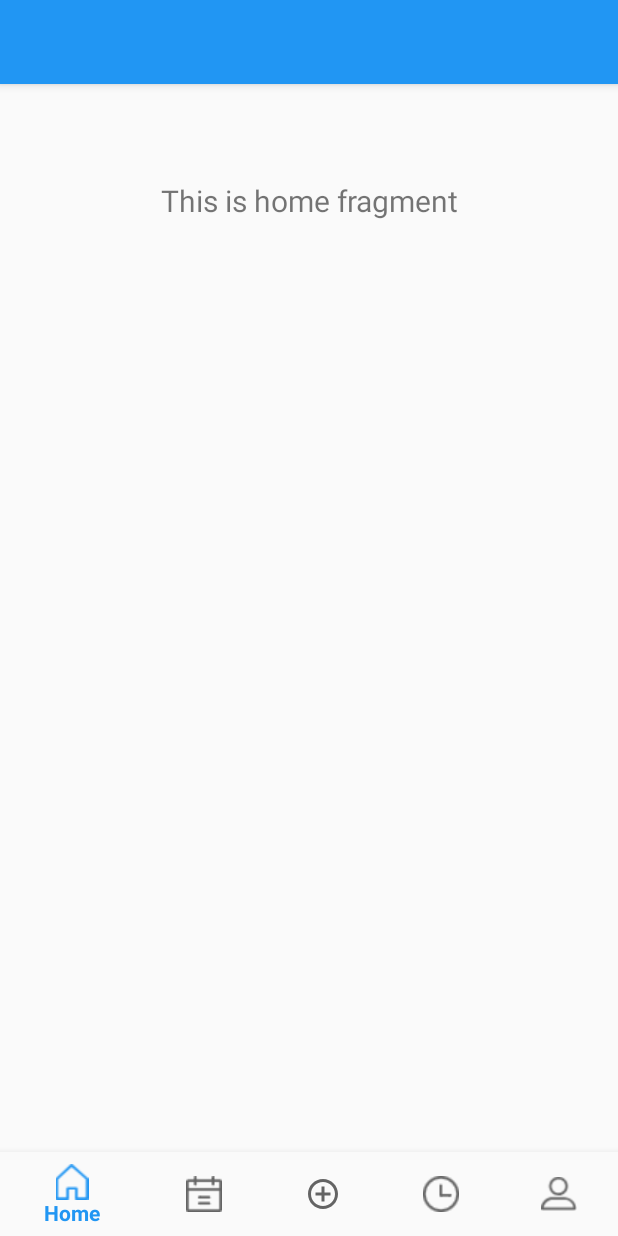
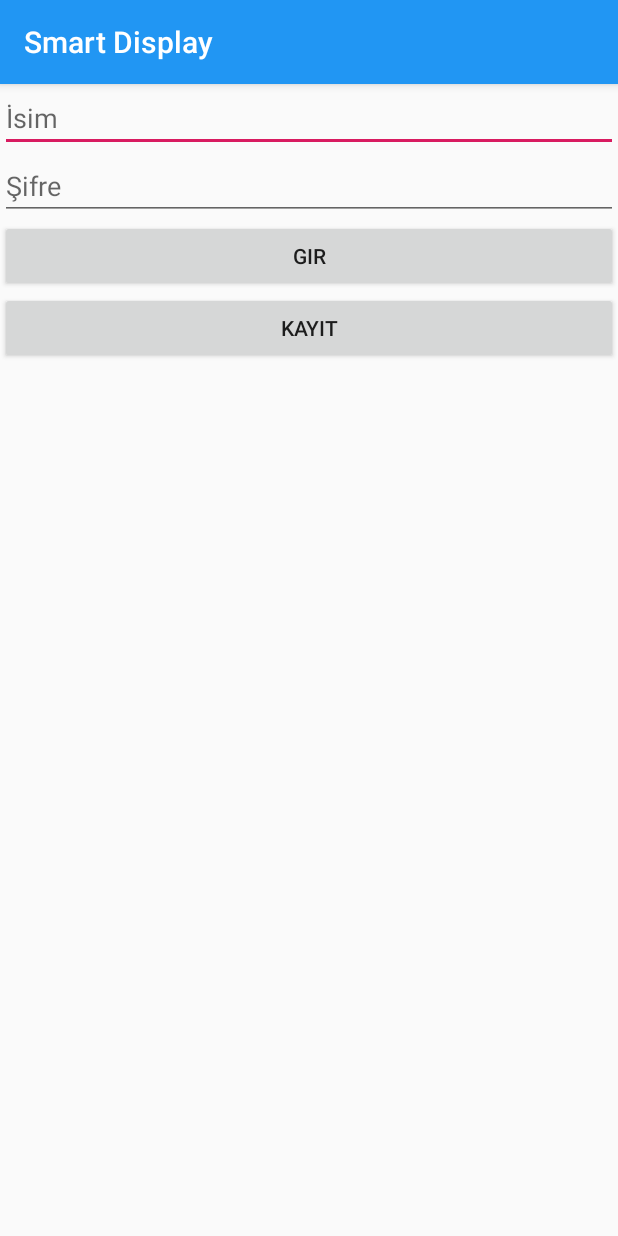
Before and after one commit to cakarakif/Smart-Display-Android, an Android app: the screen it shows after launch (MainActivity before the commit, Login after it), on a phone screen of 412 x 824 dp. Run offline under Robolectric (Android 15) with nearby library versions, the phone set to English and light mode, and no system bars; our stand-ins replace Firebase (no records; nobody signed in at launch, a user with empty details on screens opened directly).

```diff
--- a/SmartDisplay/app/build.gradle
+++ b/SmartDisplay/app/build.gradle
@@ -1,4 +1,5 @@
 apply plugin: 'com.android.application'
+apply plugin: 'com.google.gms.google-services'
 
 android {
     compileSdkVersion 28
@@ -26,6 +27,8 @@ dependencies {
     implementation 'androidx.navigation:navigation-fragment:2.0.0'
     implementation 'androidx.navigation:navigation-ui:2.0.0'
     implementation 'androidx.lifecycle:lifecycle-extensions:2.0.0'
+    implementation 'com.google.firebase:firebase-database:16.0.4'
+    implementation 'com.google.firebase:firebase-auth:16.0.5'
     testImplementation 'junit:junit:4.12'
     androidTestImplementation 'androidx.test.ext:junit:1.1.0'
     androidTestImplementation 'androidx.test.espresso:espresso-core:3.1.1'
--- a/SmartDisplay/app/src/main/AndroidManifest.xml
+++ b/SmartDisplay/app/src/main/AndroidManifest.xml
@@ -10,7 +10,7 @@
         android:supportsRtl="true"
         android:theme="@style/AppTheme">
         <activity
-            android:name=".MainActivity"
+            android:name=".Login.Login"
             android:label="@string/app_name">
             <intent-filter>
                 <action android:name="android.intent.action.MAIN" />
--- /dev/null
+++ b/SmartDisplay/app/src/main/java/com/example/smartdisplay/Database/database.java
@@ -0,0 +1,4 @@
+package com.example.smartdisplay.Database;
+
+public class database {
+}
--- /dev/null
+++ b/SmartDisplay/app/src/main/java/com/example/smartdisplay/Login/Login.java
@@ -0,0 +1,80 @@
+package com.example.smartdisplay.Login;
+
+import androidx.annotation.NonNull;
+import androidx.appcompat.app.AppCompatActivity;
+
+import android.os.Bundle;
+import android.view.View;
+import android.widget.Button;
+import android.widget.EditText;
+import android.widget.Toast;
+
+import com.example.smartdisplay.MainActivity;
+import com.example.smartdisplay.R;
+import com.example.smartdisplay.ui.add.AddFragment;
+import com.google.android.gms.tasks.OnCompleteListener;
+import com.google.android.gms.tasks.Task;
+import com.google.firebase.auth.AuthResult;
+import com.google.firebase.auth.FirebaseAuth;
+import com.google.firebase.auth.FirebaseUser;
+
+public class Login extends AppCompatActivity {
+
+    EditText username, password;
+    Button login, register;
+
+    FirebaseAuth auth;
+    FirebaseUser user;
+
+    @Override
+    protected void onCreate(Bundle savedInstanceState) {
+        super.onCreate(savedInstanceState);
+        setContentView(R.layout.activity_login);
+
+
+        defineVariables();
+    }
+
+    private void defineVariables() {
+        username = findViewById(R.id.username);
+        password = findViewById(R.id.password);
+
+        login = findViewById(R.id.login);
+        register = findViewById(R.id.register);
+
+        auth = FirebaseAuth.getInstance();
+
+        //Kayıt için yönlendirildi.
+        register.setOnClickListener(new View.OnClickListener() {
+            @Override
+            public void onClick(View view) {
+                register(username.getText().toString(), password.getText().toString());
+            }
+        });
+    }
+
+    private void checkAuth() {
+        auth = FirebaseAuth.getInstance();
+        user = auth.getCurrentUser();
+
+        if (user == null) {
+            //hata veya tepki verdir
+        }
+    }
+
+    private void register(String usrname, String pass) {
+        auth.createUserWithEmailAndPassword(usrname, pass).addOnCompleteListener(this, new OnCompleteListener<AuthResult>() {
+            @Override
+            public void onComplete(@NonNull Task<AuthResult> task) {
+                //başarılı ise buraya düşer
+                if (task.isSuccessful()) {
+                    //sayfaya yönlendir
+                    Toast.makeText(getApplicationContext(), "başarılı", Toast.LENGTH_LONG).show();
+                } else {
+                    //başarısız tepkisi ver
+                    Toast.makeText(getApplicationContext(), "başarısız", Toast.LENGTH_LONG).show();
+                }
+            }
+        });
+    }
+}
--- /dev/null
+++ b/SmartDisplay/app/src/main/res/layout/activity_login.xml
@@ -0,0 +1,47 @@
+<?xml version="1.0" encoding="utf-8"?>
+<androidx.constraintlayout.widget.ConstraintLayout xmlns:android="http://schemas.android.com/apk/res/android"
+    xmlns:app="http://schemas.android.com/apk/res-auto"
+    xmlns:tools="http://schemas.android.com/tools"
+    android:layout_width="match_parent"
+    android:layout_height="match_parent"
+    tools:context=".Login.Login">
+
+    <LinearLayout
+        android:orientation="vertical"
+        android:layout_width="match_parent"
+        android:layout_height="match_parent">
+
+        <EditText
+            android:id="@+id/username"
+            android:hint="İsim"
+            android:layout_width="match_parent"
+            android:layout_height="wrap_content">
+        </EditText>
+        <EditText
+            android:id="@+id/password"
+            android:hint="Şifre"
+            android:layout_width="match_parent"
+            android:layout_height="wrap_content">
+        </EditText>
+
+        <Button
+            android:id="@+id/login"
+            android:text="Gir"
+            android:layout_width="match_parent"
+            android:layout_height="wrap_content">
+
+        </Button>
+
+        <Button
+            android:id="@+id/register"
+            android:text="Kayıt"
+            android:layout_width="match_parent"
+            android:layout_height="wrap_content">
+
+        </Button>
+
+    </LinearLayout>
+
+
+
+</androidx.constraintlayout.widget.ConstraintLayout>
--- a/SmartDisplay/app/src/main/res/values/colors.xml
+++ b/SmartDisplay/app/src/main/res/values/colors.xml
@@ -1,6 +1,6 @@
 <?xml version="1.0" encoding="utf-8"?>
 <resources>
     <color name="colorPrimary">#2196F3</color>
-    <color name="colorPrimaryDark">#2196F3</color>
+    <color name="colorPrimaryDark">#000000</color>
     <color name="colorAccent">#D81B60</color>
 </resources>
--- a/SmartDisplay/build.gradle
+++ b/SmartDisplay/build.gradle
@@ -8,6 +8,7 @@ buildscript {
     }
     dependencies {
         classpath 'com.android.tools.build:gradle:3.5.3'
+        classpath 'com.google.gms:google-services:4.3.3'
 
         // NOTE: Do not place your application dependencies here; they belong
         // in the individual module build.gradle files
```
Also changed, not shown: 1 other file.
